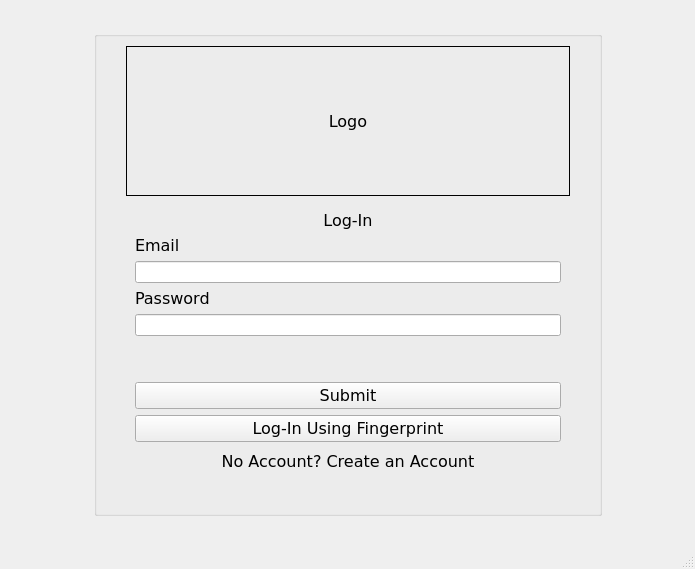
Old version of the form CLOCKWORK_SEMESTER/log_in_main.ui in the repository AmielJohnPadasay/ClockWork.
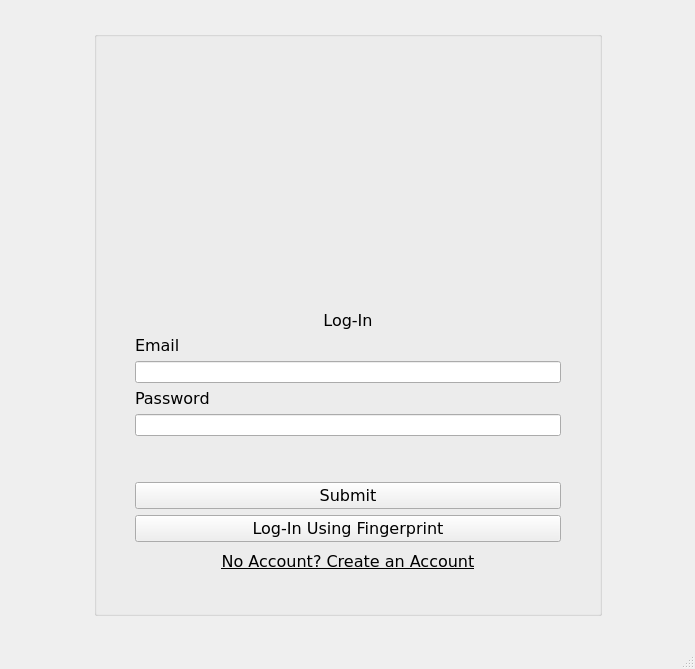
New version of the form. The open tabs and pages were chosen to show the change. Icons and pictures are not drawn.

Patch:
```diff
--- a/CLOCKWORK_SEMESTER/log_in_main.ui
+++ b/CLOCKWORK_SEMESTER/log_in_main.ui
@@ -7,7 +7,7 @@
     <x>0</x>
     <y>0</y>
     <width>695</width>
-    <height>569</height>
+    <height>669</height>
    </rect>
   </property>
   <property name="windowTitle">
@@ -65,7 +65,7 @@
          <property name="minimumSize">
           <size>
            <width>300</width>
-           <height>150</height>
+           <height>250</height>
           </size>
          </property>
          <property name="font">
@@ -75,10 +75,13 @@
           </font>
          </property>
          <property name="frameShape">
-          <enum>QFrame::Shape::Box</enum>
+          <enum>QFrame::Shape::NoFrame</enum>
          </property>
          <property name="text">
-          <string>Logo</string>
+          <string/>
+         </property>
+         <property name="pixmap">
+          <pixmap>resources/logo.png</pixmap>
          </property>
          <property name="alignment">
           <set>Qt::AlignmentFlag::AlignCenter</set>
@@ -192,6 +195,7 @@
               <font>
                <family>Verdana</family>
                <pointsize>12</pointsize>
+               <underline>true</underline>
               </font>
              </property>
              <property name="autoFillBackground">
```
Left out of the diff: 4 changed lines with no effect on the pictures.
